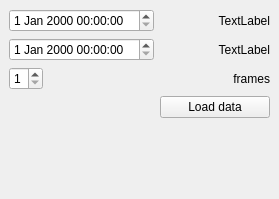
The window that plugin/AnimateOsm/aniosm_dockwidget_base.ui (rodekruis/animateOsm) describes before a commit, drawn with Qt 5.
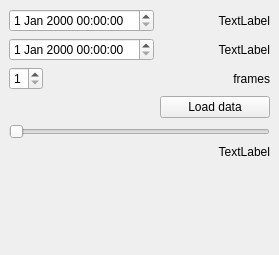
The same window after the commit.

Commit message: add frame slider

The edit to the form file:
```diff
--- a/plugin/AnimateOsm/aniosm_dockwidget_base.ui
+++ b/plugin/AnimateOsm/aniosm_dockwidget_base.ui
@@ -7,7 +7,7 @@
     <x>0</x>
     <y>0</y>
     <width>279</width>
-    <height>199</height>
+    <height>255</height>
    </rect>
   </property>
   <property name="windowTitle">
@@ -71,6 +71,23 @@
       </property>
      </widget>
     </item>
+    <item row="6" column="0" colspan="2">
+     <widget class="QSlider" name="horizontalSlider_frames">
+      <property name="orientation">
+       <enum>Qt::Horizontal</enum>
+      </property>
+     </widget>
+    </item>
+    <item row="7" column="1">
+     <widget class="QLabel" name="label_actual_frame">
+      <property name="text">
+       <string>TextLabel</string>
+      </property>
+      <property name="alignment">
+       <set>Qt::AlignRight|Qt::AlignTrailing|Qt::AlignVCenter</set>
+      </property>
+     </widget>
+    </item>
    </layout>
   </widget>
  </widget>
```
The commit also changes 2 other files.
